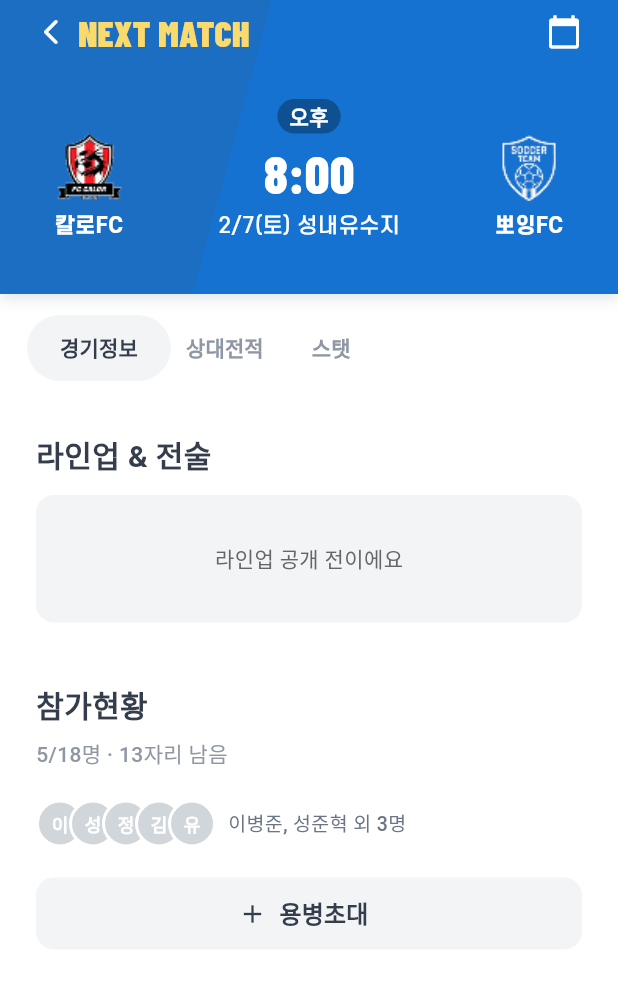
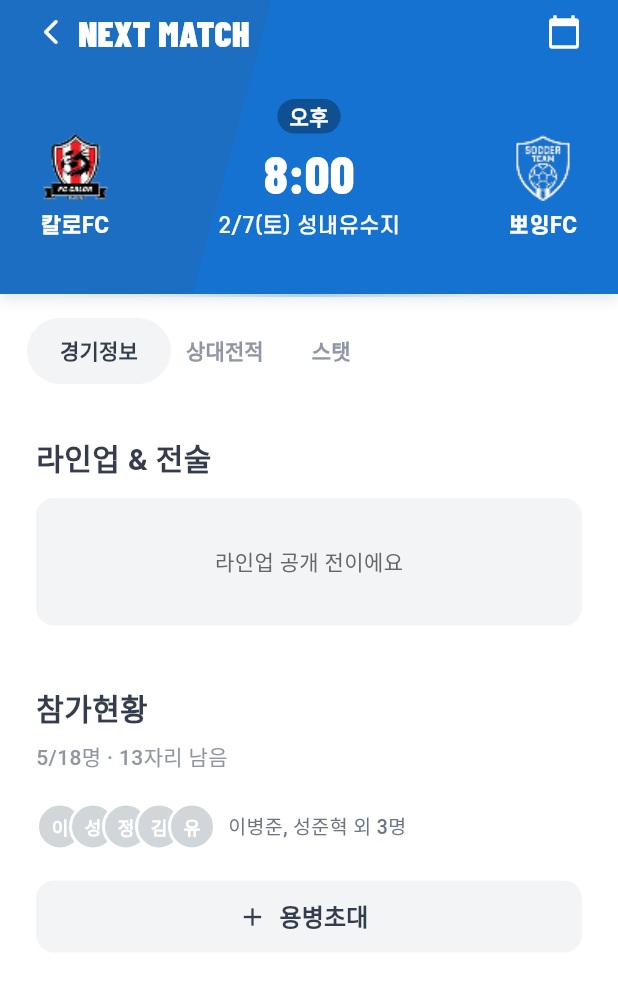
Before and after one commit to junbbbb/world_soccer, a Flutter app: the screen it shows after launch, after a tap on "칼로FC", on a phone screen of 412 x 824 dp. Shown: the top 991 px of the screen. Run offline on Flutter 3.47's test engine with Material 3 defaults, Android fonts, the phone set to English and light mode, and no system bars; drawn by our look-alikes of figma_squircle; our stand-ins replace flutter_riverpod, flutter_svg, go_router, google_fonts, riverpod_annotation; generated files the repository leaves out were written again; Roboto replaces fonts that are missing (Pretendard).

Commit message:
홈화면 맘에든다.

```diff
--- a/lib/features/home/presentation/widgets/next_match_card.dart
+++ b/lib/features/home/presentation/widgets/next_match_card.dart
@@ -21,7 +21,7 @@ class NextMatchCard extends StatelessWidget {
           gradient: AppColors.headerGradient,
           shape: SmoothRectangleBorder(
             borderRadius: SmoothBorderRadius.all(
-              SmoothRadius(cornerRadius: 20, cornerSmoothing: 1.0),
+              SmoothRadius(cornerRadius: 16, cornerSmoothing: 1.0),
             ),
           ),
         ),
@@ -54,7 +54,7 @@ class NextMatchCard extends StatelessWidget {
                         '오후',
                         style: TextStyle(
                           fontFamily: 'Pretendard',
-                          fontSize: 12,
+                          fontSize: 14,
                           fontWeight: FontWeight.w700,
                           height: 0.8,
                           color: Colors.white,
@@ -64,14 +64,19 @@ class NextMatchCard extends StatelessWidget {
                     Text(
                       '8:00',
                       style: GoogleFonts.barlowCondensed(
-                        fontSize: 28,
+                        fontSize: 36,
                         fontWeight: FontWeight.w800,
                         color: Colors.white,
                       ),
                     ),
-                    Text(
+                    const Text(
                       '2/7(토) 성내유수지',
-                      style: AppTextStyles.teamName.copyWith(fontSize: 12),
+                      style: TextStyle(
+                        fontFamily: 'SCDream',
+                        fontSize: 14,
+                        fontWeight: FontWeight.w500,
+                        color: Colors.white,
+                      ),
                     ),
                   ],
                 ),
--- a/lib/features/match/presentation/match_screen.dart
+++ b/lib/features/match/presentation/match_screen.dart
@@ -32,6 +32,29 @@ class MatchDetailScreen extends StatelessWidget {
                       pinned: true,
                       delegate: MatchHeaderDelegate(
                         onBack: () => Navigator.of(context).pop(),
+                      ),
+                    ),
+                    // 그라데이션 구분선 (hero ↔ 탭바 경계)
+                    const SliverToBoxAdapter(
+                      child: ColoredBox(
+                        color: Colors.white,
+                        child: SizedBox(
+                          height: 2,
+                          child: DecoratedBox(
+                            decoration: BoxDecoration(
+                              gradient: LinearGradient(
+                                stops: [0.0, 0.25, 0.5, 0.75, 1.0],
+                                colors: [
+                                  Color(0x00FFFFFF),
+                                  Color(0x33BFDFFF),
+                                  Color(0xFFBFDFFF),
+                                  Color(0x33BFDFFF),
+                                  Color(0x00FFFFFF),
+                                ],
+                              ),
+                            ),
+                          ),
+                        ),
                       ),
                     ),
                     const SliverPersistentHeader(
--- a/lib/features/match/presentation/widgets/match_header.dart
+++ b/lib/features/match/presentation/widgets/match_header.dart
@@ -144,7 +144,7 @@ class MatchHeaderDelegate extends SliverPersistentHeaderDelegate {
                   style: GoogleFonts.barlowCondensed(
                     fontSize: 24,
                     fontWeight: FontWeight.w900,
-                    color: const Color(0xFFFAD96D),
+                    color: Colors.white,
                   ),
                 ),
                 const Spacer(),
@@ -175,7 +175,7 @@ class MatchHeaderDelegate extends SliverPersistentHeaderDelegate {
                   teamName: '칼로FC',
                   logoPath: 'assets/images/fc_calor.png',
                 ),
-                const SizedBox(width: 60), // More controlled distance
+                const Spacer(),
                 // Match info center
                 Column(
                   mainAxisSize: MainAxisSize.min,
@@ -216,7 +216,7 @@ class MatchHeaderDelegate extends SliverPersistentHeaderDelegate {
                     ),
                   ],
                 ),
-                const SizedBox(width: 60), // More controlled distance
+                const Spacer(),
                 const TeamLogoBadge(
                   teamName: '뽀잉FC',
                   logoPath: 'assets/images/fc_bosong.png',
```
